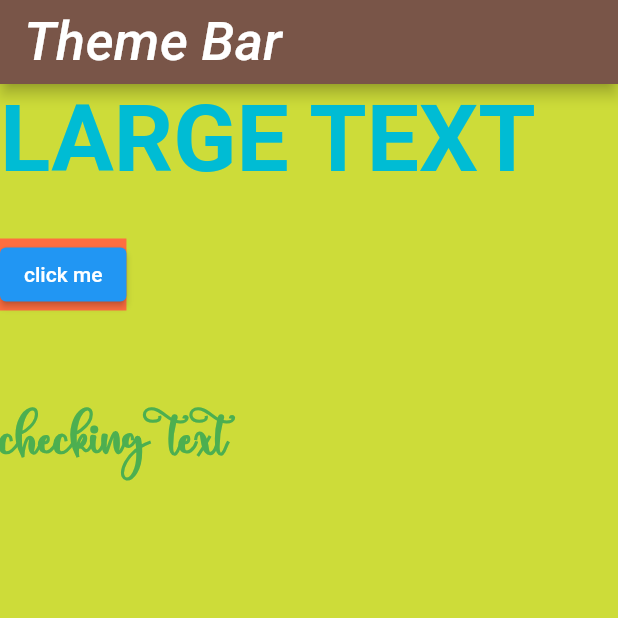
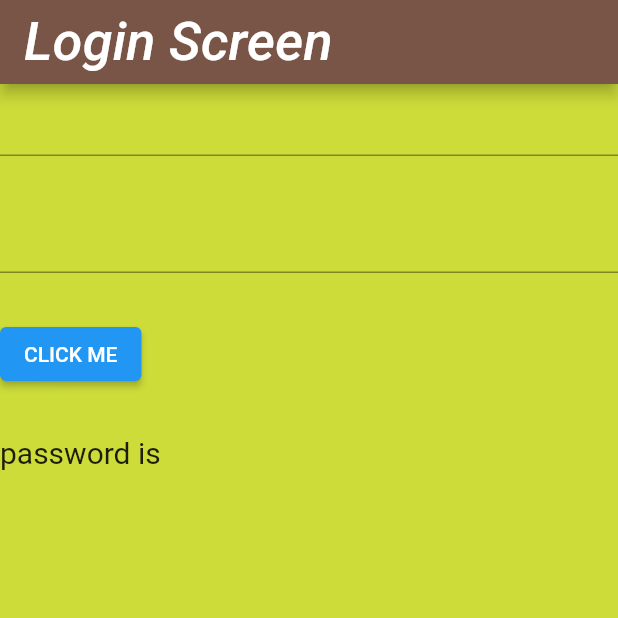
Before and after one commit to makansari7878/RR_Flutter, a Flutter app: the screen it shows after launch, on a phone screen of 412 x 824 dp, the top half of it. Run offline on Flutter 3.47's test engine with Material 2 defaults, Android fonts, the phone set to English and light mode, and no system bars; Roboto replaces fonts that are missing (Georgia).

Commit message:
scond com

```diff
--- /dev/null
+++ b/lib/Login.dart
@@ -0,0 +1,66 @@
+import 'package:flutter/material.dart';
+
+class Login extends StatefulWidget{
+  @override
+  State<StatefulWidget> createState() {
+    // TODO: implement createState
+    return LoginState();
+  }
+
+}
+class LoginState extends State<Login>{
+  String username = "";
+  String password = "";
+  TextEditingController passwordTextField = TextEditingController();
+  processText(){
+    setState(() {
+      password = passwordTextField.text;
+    });
+  }
+
+  @override
+  Widget build(BuildContext context) {
+    // TODO: implement build
+    return Scaffold(
+      appBar: AppBar(title: Text("Login Screen"),),
+      body: Container(
+        child: Column(
+          children: [
+            Row(
+              children: [
+                Expanded(child: TextField(
+                  onChanged: (String inputText){
+                    setState(() {
+                      username = inputText;
+                    });
+                  },
+                ),)
+              ],
+            ),
+            SizedBox(height: 30,),
+            Row(
+              children: [
+                Expanded(
+                    child: TextField(controller: passwordTextField,),
+                )
+              ],
+            ),
+            SizedBox(height: 30,),
+            Row(
+              children: [
+                ElevatedButton(onPressed:processText, child: Text("CLICK ME")),
+              ],
+            ),
+            SizedBox(height: 30,),
+            Row(
+              children: [
+                Text("password is $password", style: TextStyle(fontSize: 20),)
+              ],
+            ),
+          ],
+        ),
+      ),
+    );
+  }
+
+}
--- a/lib/main.dart
+++ b/lib/main.dart
@@ -3,6 +3,7 @@ import 'package:flutter/material.dart';
 import 'AlignItems.dart';
 import 'FirstScreen.dart';
 import 'ListScreen.dart';
+import 'Login.dart';
 import 'SecondScreen.dart';
 import 'ThemeScreen.dart';
 
@@ -31,7 +32,7 @@ class MyApp extends StatelessWidget{
             bodyMedium: TextStyle(fontSize: 14.0, ),
           ), colorScheme: ColorScheme.fromSwatch().copyWith(secondary: Colors.deepOrangeAccent),
         ),
-      home: ThemeScreen()
+      home: Login()
     );
 
   }
```
